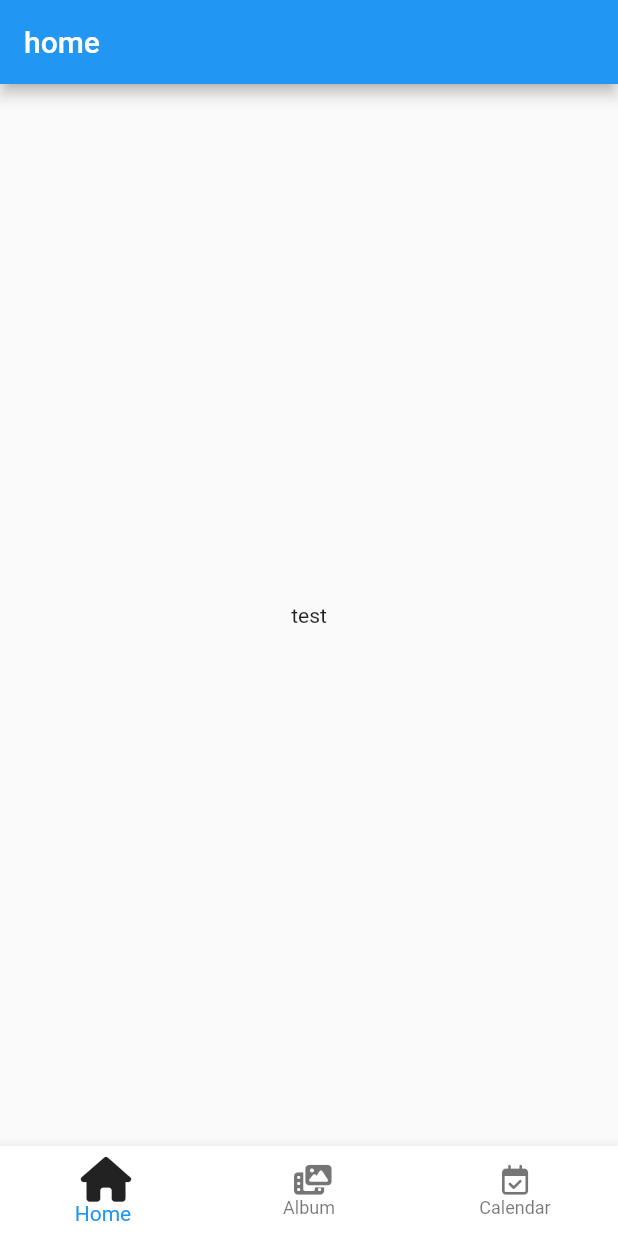
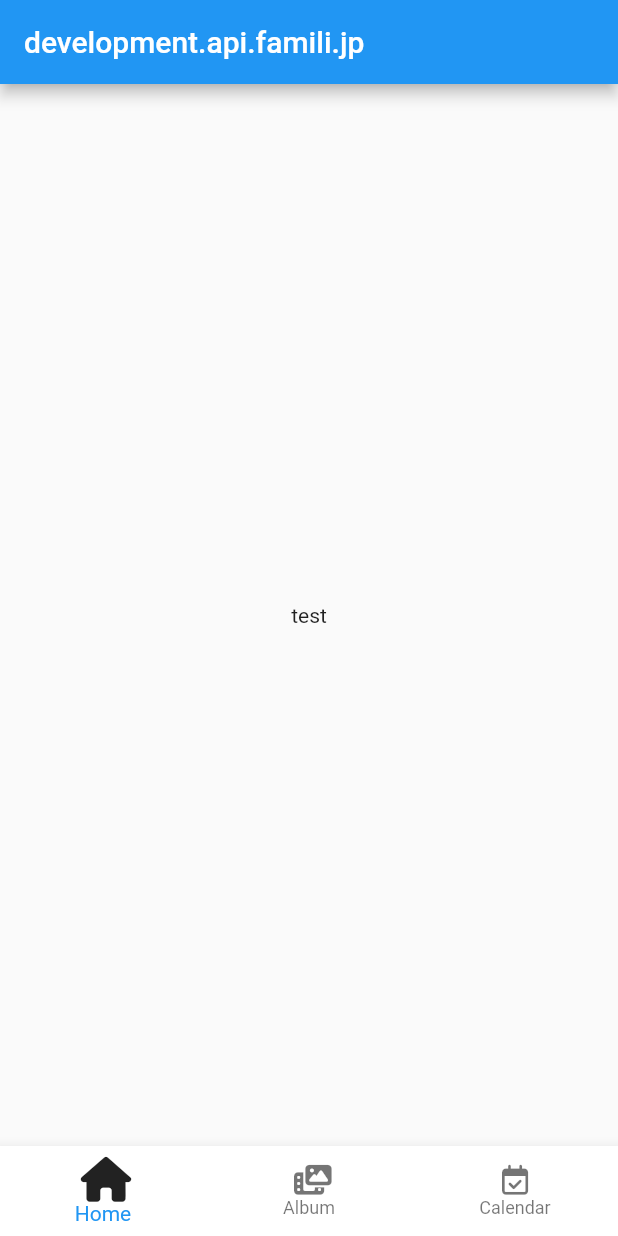
Before and after one commit to sioncojp/famili, a Flutter app: the screen it shows after launch, on a phone screen of 412 x 824 dp. Run offline on Flutter 3.47's test engine with Material 2 defaults, Android fonts, the light colour scheme and no system bars; our stand-ins replace auto_route, flutter_hooks, flutter_riverpod, font_awesome_flutter, hooks_riverpod, table_calendar.

Commit message:
環境毎のconfigを用意し読み込めるようにした

```diff
--- /dev/null
+++ b/lib/config/config.dart
@@ -0,0 +1,38 @@
+import 'package:flutter/material.dart';
+import './production.dart';
+import './staging.dart';
+import './development.dart';
+
+abstract class BaseConfig {
+  String get apiUrl;
+}
+
+class Environment {
+  factory Environment() {
+    return _singleton;
+  }
+  Environment._internal();
+
+  static final Environment _singleton = Environment._internal();
+
+  static const String development = 'development';
+  static const String staging = 'staging';
+  static const String production = 'production';
+
+  late BaseConfig config;
+
+  initConfig(String environment) {
+    config = _getConfig(environment);
+  }
+
+  BaseConfig _getConfig(String environment) {
+    switch (environment) {
+      case Environment.production:
+        return ProductionConfig();
+      case Environment.staging:
+        return StagingConfig();
+      default:
+        return DevelopmentConfig();
+    }
+  }
+}
--- /dev/null
+++ b/lib/config/development.dart
@@ -0,0 +1,6 @@
+import './config.dart';
+
+class DevelopmentConfig implements BaseConfig {
+  @override
+  String get apiUrl => "development.api.famili.jp";
+}
--- /dev/null
+++ b/lib/config/production.dart
@@ -0,0 +1,6 @@
+import './config.dart';
+
+class ProductionConfig implements BaseConfig {
+  @override
+  String get apiUrl => "api.famili.jp";
+}
--- /dev/null
+++ b/lib/config/staging.dart
@@ -0,0 +1,6 @@
+import './config.dart';
+
+class StagingConfig implements BaseConfig {
+  @override
+  String get apiUrl => "staging.api.famili.jp";
+}
--- a/lib/main.dart
+++ b/lib/main.dart
@@ -1,4 +1,5 @@
 import 'dart:async';
+import 'config/config.dart';
 
 import 'package:app/app.dart';
 import 'package:flutter/foundation.dart';
@@ -6,6 +7,9 @@ import 'package:flutter/material.dart';
 import 'package:hooks_riverpod/hooks_riverpod.dart';
 
 Future<void> main() async {
+  const flavor = String.fromEnvironment('FLAVOR');
+
+  Environment().initConfig(flavor);
   WidgetsFlutterBinding.ensureInitialized();
 
   // debugPaintBaselinesEnabled = true;
--- a/lib/page/home/main.dart
+++ b/lib/page/home/main.dart
@@ -1,3 +1,4 @@
+import 'package:app/config/config.dart';
 import 'package:flutter/material.dart';
 import 'package:flutter_riverpod/flutter_riverpod.dart';
 import 'package:hooks_riverpod/hooks_riverpod.dart';
@@ -10,6 +11,8 @@ class PageHome extends ConsumerStatefulWidget {
 }
 
 class _PageHome extends ConsumerState<PageHome> {
+  final String apiUrl = Environment().config.apiUrl;
+
   @override
   void initState() {
     super.initState();
@@ -19,7 +22,7 @@ class _PageHome extends ConsumerState<PageHome> {
   Widget build(BuildContext context) {
     return Scaffold(
       appBar: AppBar(
-        title: const Text("home"),
+        title: Text(apiUrl),
       ),
       body: Center(
         child: Column(
```
Also changed, not shown: 1 other file.
